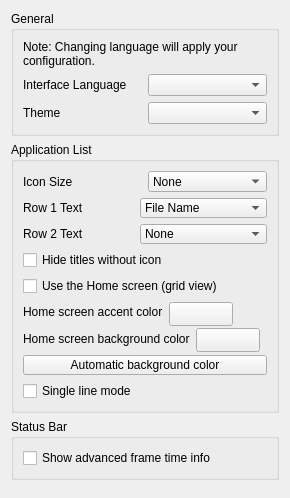
JGMirand4/azahar-mac-ui, file src/citra_qt/configuration/configure_ui.ui: the form before one commit.
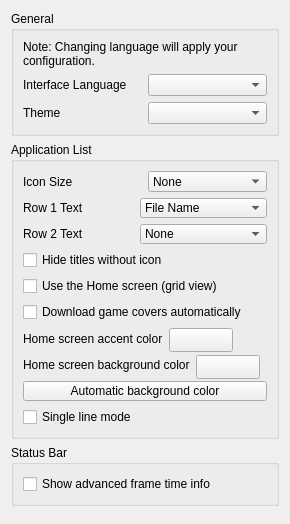
The form after the commit.

Commit message:
Home: auto-download covers from GameTDB (cached), fit real covers without cropping, setting to toggle
Claude-Session: https://claude.ai/code/session_01LLLo2ht4xfQMabiq1ZFCk4

Patch:
```diff
--- a/src/citra_qt/configuration/configure_ui.ui
+++ b/src/citra_qt/configuration/configure_ui.ui
@@ -199,6 +199,13 @@
           </property>
          </widget>
         </item>
+        <item>
+         <widget class="QCheckBox" name="toggle_auto_covers">
+          <property name="text">
+           <string>Download game covers automatically</string>
+          </property>
+         </widget>
+        </item>
         <item>
          <layout class="QHBoxLayout" name="home_accent_layout">
           <item>
```
The commit also changes 12 other files.
